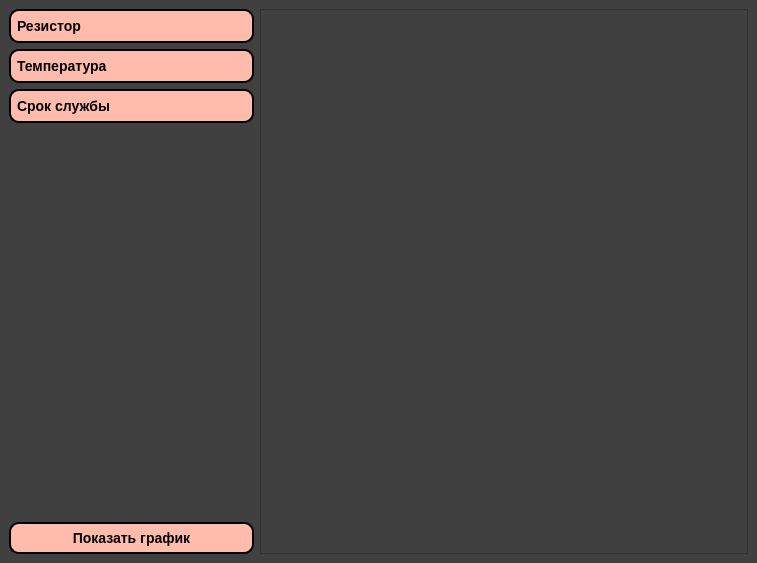
Taratin478478/Impulse, file ui/mсht2.ui: the form before one commit.
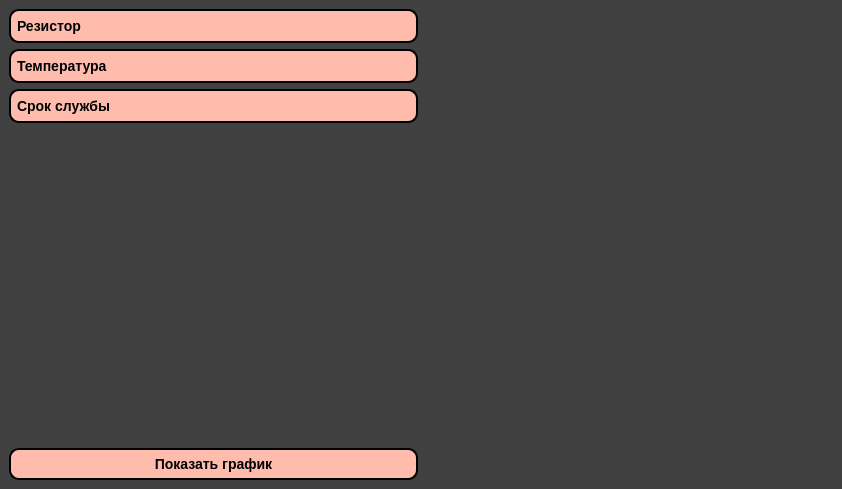
The form after the commit. Icons and pictures are not drawn. Custom widgets are drawn as their Qt base class.

What changed in the file:
```diff
--- a/ui/mсht2.ui
+++ b/ui/mсht2.ui
@@ -6,8 +6,8 @@
    <rect>
     <x>0</x>
     <y>0</y>
-    <width>757</width>
-    <height>563</height>
+    <width>842</width>
+    <height>489</height>
    </rect>
   </property>
   <property name="windowTitle">
@@ -296,11 +296,7 @@
      </layout>
     </item>
     <item>
-     <widget class="QGraphicsView" name="inst_graph">
-      <property name="styleSheet">
-       <string notr="true">QGraphicsView {background-color:     #404040}</string>
-      </property>
-     </widget>
+     <widget class="PlotWidget" name="graphWidget" native="true"/>
     </item>
    </layout>
   </widget>
@@ -315,6 +311,14 @@
    </property>
   </widget>
  </widget>
+ <customwidgets>
+  <customwidget>
+   <class>PlotWidget</class>
+   <extends>QWidget</extends>
+   <header>pyqtgraph</header>
+   <container>1</container>
+  </customwidget>
+ </customwidgets>
  <resources/>
  <connections/>
 </ui>
```
Left out of the diff: 8 changed lines with no effect on the pictures.
